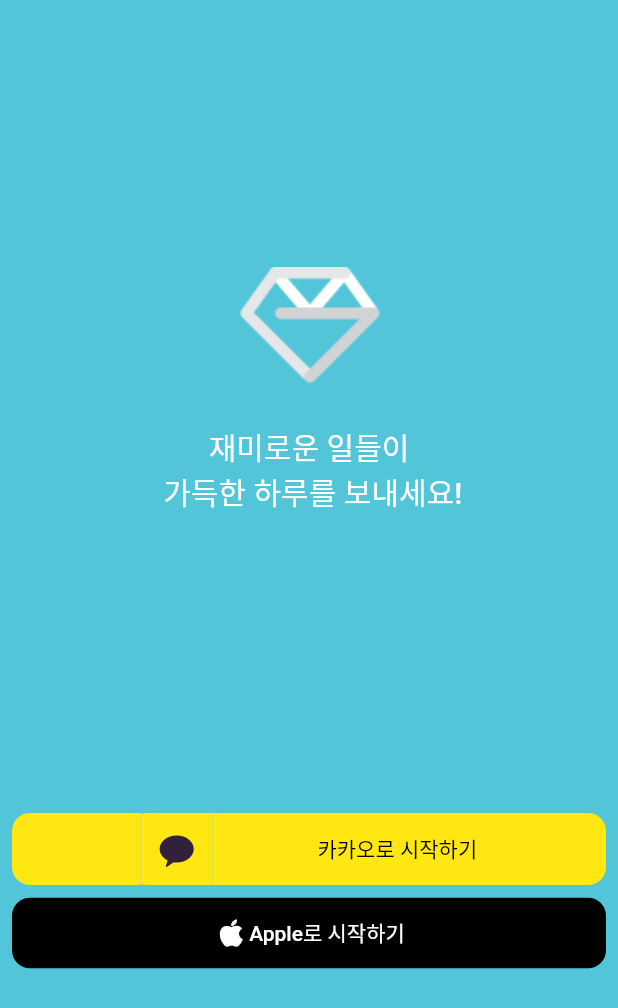
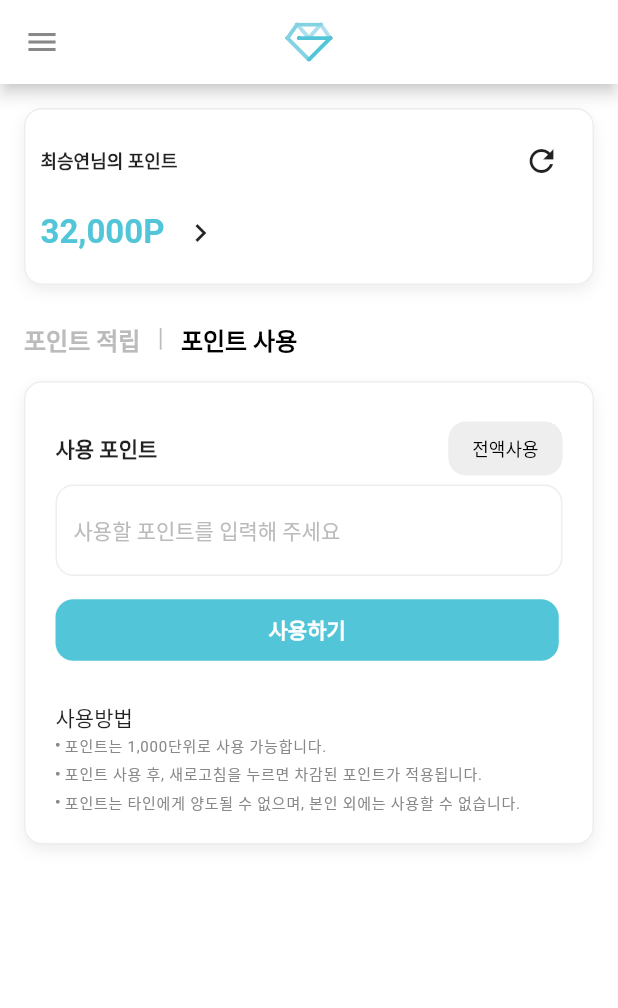
Before and after one commit to Eden0622/gemirawn_tutorial, a Flutter app: the screen it shows after launch, after a tap on "Apple로 시작하기", on a phone screen of 412 x 824 dp. Shown: the top 1008 px of the screen. Run offline on Flutter 3.47's test engine with Material 2 defaults, Android fonts, the phone set to English and light mode, and no system bars; our stand-ins replace easy_rich_text, flutter_native_splash, flutter_svg; missing offline and left inert: kpostal; Roboto replaces fonts that are missing (Pretendard).

Commit message:
8/22 commit

```diff
--- /dev/null
+++ b/lib/home/home.dart
@@ -0,0 +1,231 @@
+import 'package:flutter/material.dart';
+import 'package:flutter_svg/flutter_svg.dart';
+import 'package:gemirawn_tutorial/home/drawer_menu.dart';
+import 'package:gemirawn_tutorial/home/redeem_point.dart';
+
+class Home extends StatefulWidget {
+  const Home({super.key});
+
+  @override
+  State<Home> createState() => _HomeState();
+}
+
+class _HomeState extends State<Home> {
+  bool isSavePoint = true;
+
+  @override
+  Widget build(BuildContext context) {
+    return Scaffold(
+      appBar: AppBar(
+        title: SvgPicture.asset('assets/icon/home_logo.svg'),
+        iconTheme: IconThemeData(color: Color(0xff888888)),
+        centerTitle: true,
+      ),
+      drawer: DrawerMenu(),
+      body: Padding(
+        padding: const EdgeInsets.all(16.0),
+        child: Column(
+          children: [
+            Container(
+              padding: EdgeInsets.all(10),
+              decoration: BoxDecoration(
+                  border: Border.all(color: Color(0xffeeeeee)),
+                  borderRadius: BorderRadius.circular(12),
+                  color: Colors.white,
+                  boxShadow: [BoxShadow(blurRadius: 8, offset: Offset(0, 4), color: Color(0xffeeeeee))]),
+              child: Column(
+                children: [
+                  Row(
+                    mainAxisAlignment: MainAxisAlignment.spaceBetween,
+                    children: [
+                      Text(
+                        '최승연님의 포인트',
+                        style: TextStyle(fontSize: 12, fontWeight: FontWeight.w700),
+                      ),
+                      IconButton(onPressed: () {}, icon: Icon(Icons.refresh))
+                    ],
+                  ),
+                  Row(
+                    children: [
+                      Text(
+                        '32,000P',
+                        style: TextStyle(fontSize: 22, fontWeight: FontWeight.w700, color: Color(0xff52C6D8)),
+                      ),
+                      IconButton(
+                        onPressed: () {},
+                        icon: Icon(Icons.navigate_next),
+                        style: IconButton.styleFrom(backgroundColor: Colors.red),
+                      )
+                    ],
+                  )
+                ],
+              ),
+            ),
+            SizedBox(
+              height: 24,
+            ),
+            Column(
+              children: [
+                Row(
+                  children: [
+                    GestureDetector(
+                      onTap: () {
+                        setState(() {
+                          isSavePoint = false;
+                        });
+                      },
+                      child: Column(
+                        mainAxisAlignment: MainAxisAlignment.start,
+                        children: [
+                          Text(
+                            '포인트 적립',
+                            style: TextStyle(fontSize: 16, fontWeight: FontWeight.w700, color: !isSavePoint ? Colors.black : Color(0xffbbbbbb)),
+                          ),
+                          //if(!isSavePoint)
+                        ],
+                      ),
+                    ),
+                    SizedBox(
+                      width: 12,
+                    ),
+                    SvgPicture.asset('assets/icon/_.svg'),
+                    SizedBox(width: 12),
+                    GestureDetector(
+                      onTap: () {
+                        setState(() {
+                          isSavePoint = true;
+                        });
+                      },
+                      child: Column(
+                        mainAxisAlignment: MainAxisAlignment.start,
+                        children: [
+                          Text(
+                            '포인트 사용',
+                            style: TextStyle(fontSize: 16, fontWeight: FontWeight.w700, color: isSavePoint ? Colors.black : Color(0xffbbbbbb)),
+                          ),
+                          //if(isSavePoint)
+                          //SizedBox(height: 16,),
+                        ],
+                      ),
+                    )
+                  ],
+                ),
+                SizedBox(
+                  height: 16,
+                ),
+                if (!isSavePoint)
+                  Container(
+                    padding: EdgeInsets.only(left: 85, right: 88, top: 20, bottom: 20),
+                    decoration: BoxDecoration(
+                        border: Border.all(color: Color(0xffeeeeee)),
+                        borderRadius: BorderRadius.circular(12),
+                        color: Colors.white,
+                        boxShadow: [BoxShadow(blurRadius: 8, offset: Offset(0, 4), color: Color(0xffeeeeee))]),
+                    child: Image.asset('assets/images/QR.png'),
+                  ),
+                if (isSavePoint)
+                  Container(
+                    padding: EdgeInsets.all(20),
+                    decoration: BoxDecoration(
+                        border: Border.all(color: Color(0xffeeeeee)),
+                        borderRadius: BorderRadius.circular(12),
+                        color: Colors.white,
+                        boxShadow: [BoxShadow(blurRadius: 8, offset: Offset(0, 4), color: Color(0xffeeeeee))]),
+                    child: Column(
+                      crossAxisAlignment: CrossAxisAlignment.start,
+                      children: [
+                        Row(
+                          mainAxisAlignment: MainAxisAlignment.spaceBetween,
+                          children: [
+                            Text('사용 포인트',style: TextStyle(fontSize: 14, fontWeight: FontWeight.w700),),
+                            //IconButton(onPressed: (){}, icon: SvgPicture.asset('assets/icon/Group 77.svg'), iconSize: 50,)
+                            ElevatedButton(
+                                onPressed: (){},
+                                child: Text('전액사용',
+                                  style: TextStyle(
+                                      fontSize: 12,
+                                      color: Colors.black,
+                                      fontWeight: FontWeight.w500),
+                                ),
+                              style: ElevatedButton.styleFrom(
+                                elevation: 0,
+                                backgroundColor: Color(0xffeeeeee),
+                                  shape: RoundedRectangleBorder(
+                                    borderRadius: BorderRadius.circular(12),
+                                  )
+                              ),
+                            )
+                          ],
+                        ),
+
+                        TextField(
+                            decoration: InputDecoration(
+                          hintText: '사용할 포인트를 입력해 주세요',
+                          hintStyle: TextStyle(color: Color(0xffbbbbbb), fontSize: 14, fontWeight: FontWeight.w400),
+                          enabledBorder: OutlineInputBorder(borderSide: BorderSide(color: Color(0xffeeeeee)), borderRadius: BorderRadius.all(Radius.circular(12.0))),
+                          focusedBorder: OutlineInputBorder(borderSide: BorderSide(color: Color(0xffeeeeee)), borderRadius: BorderRadius.all(Radius.circular(12.0))),
+                        )),
+                        SizedBox(height: 12,),
+                        ElevatedButton(
+                            onPressed: () {
+                              Navigator.push(context, MaterialPageRoute(builder: (context) => RedeemPoint()));
+                            },
+                            child: Text(
+                              '사용하기',
+                              style: TextStyle(fontSize: 14, fontWeight: FontWeight.w700),
+                            ),
+                          style: ElevatedButton.styleFrom(
+                            padding: EdgeInsets.only(left: 142, right: 142, top: 10, bottom: 10),
+                              elevation: 0,
+                              backgroundColor: Color(0xff52C6D8),
+                              shape: RoundedRectangleBorder(
+                                borderRadius: BorderRadius.circular(12),
+                              )
+                          ),
+                        ),
+                        SizedBox(height: 24,),
+                        Text('사용방법',),
+                        Row(
+                          children: [
+                            Icon(Icons.circle_rounded,
+                            color: Color(0xff888888),
+                            size: 3,),
+                            Text(
+                              ' 포인트는 1,000단위로 사용 가능합니다.',
+                              style: TextStyle(fontSize: 10, fontWeight: FontWeight.w400, color: Color(0xff888888), letterSpacing: 0.5),
+                            )
+                          ],
+                        ),
+                        SizedBox(height: 4),
+                        Row(
+                          children: [
+                            Icon(Icons.circle_rounded,color: Color(0xff888888),
+                              size: 3,),
+                            Text(
+                              ' 포인트 사용 후, 새로고침을 누르면 차감된 포인트가 적용됩니다.',
+                              style: TextStyle(fontSize: 10, fontWeight: FontWeight.w400, color: Color(0xff888888), letterSpacing: 0.5),
+                            )
+                          ],
+                        ),
+                        SizedBox(height: 4),
+                        Row(
+                          children: [
+                            Icon(Icons.circle_rounded, color: Color(0xff888888),
+                              size: 3,),
+                            Text(
+                              ' 포인트는 타인에게 양도될 수 없으며, 본인 외에는 사용할 수 없습니다.',
+                              style: TextStyle(fontSize: 10, fontWeight: FontWeight.w400, color: Color(0xff888888), letterSpacing: 0.5),
+                            )
+                          ],
+                        )
+                      ],
+                    ),
+                  ),
+              ],
+            )
+          ],
+        ),
+      ),
+    );
+  }
+}
--- a/lib/main.dart
+++ b/lib/main.dart
@@ -1,6 +1,7 @@
 import 'package:flutter/material.dart';
 import 'package:flutter_native_splash/flutter_native_splash.dart';
 import 'package:flutter_svg/flutter_svg.dart';
+import 'package:gemirawn_tutorial/home/home.dart';
 
 import 'onboarding/terms_of_service.dart';
 
@@ -86,7 +87,9 @@
                         shape: RoundedRectangleBorder(
                           borderRadius: BorderRadius.circular(12),
                         )),
-                    onPressed: () {},
+                    onPressed: () {
+                      Navigator.push(context, MaterialPageRoute(builder: (context) => Home()));
+                    },
                     child: Row(
                       mainAxisAlignment: MainAxisAlignment.center,
                       children: [
```
Also changed, not shown: lib/home/drawer_menu.dart (added, +74 -0 lines), lib/home/redeem_point.dart (added, +55 -0 lines), assets/icon/Frame 1614.svg (added), assets/icon/Group 77.svg (added), assets/icon/_.svg (added), assets/icon/drawer_logo.svg (added), assets/icon/home_logo.svg (added), assets/icon/logout_icon.svg (added), assets/icon/menu_icon.svg (added), assets/icon/notifications_active_FILL0_wght300_GRAD0_opsz24 1.svg (added), assets/icon/point_icon.svg (added), assets/images/QR.png (added).
